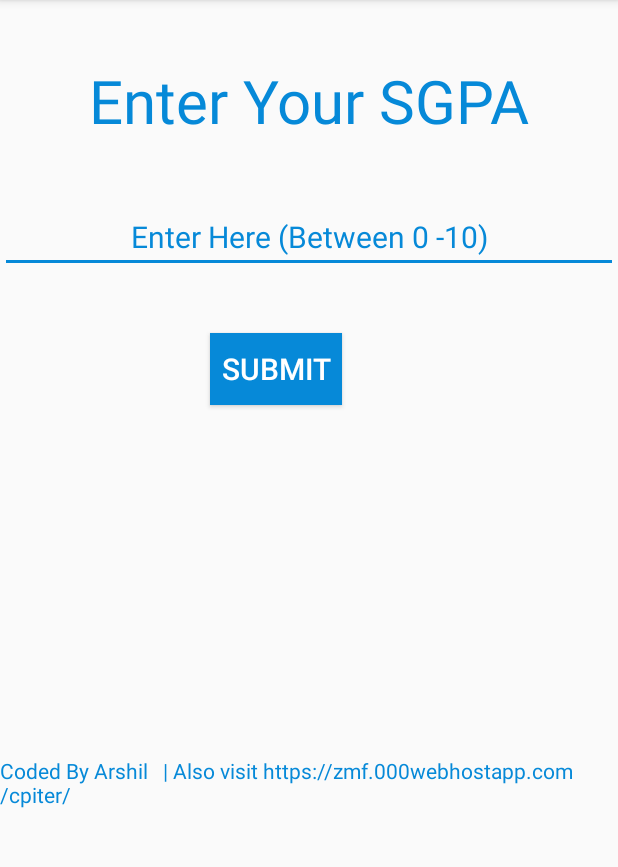
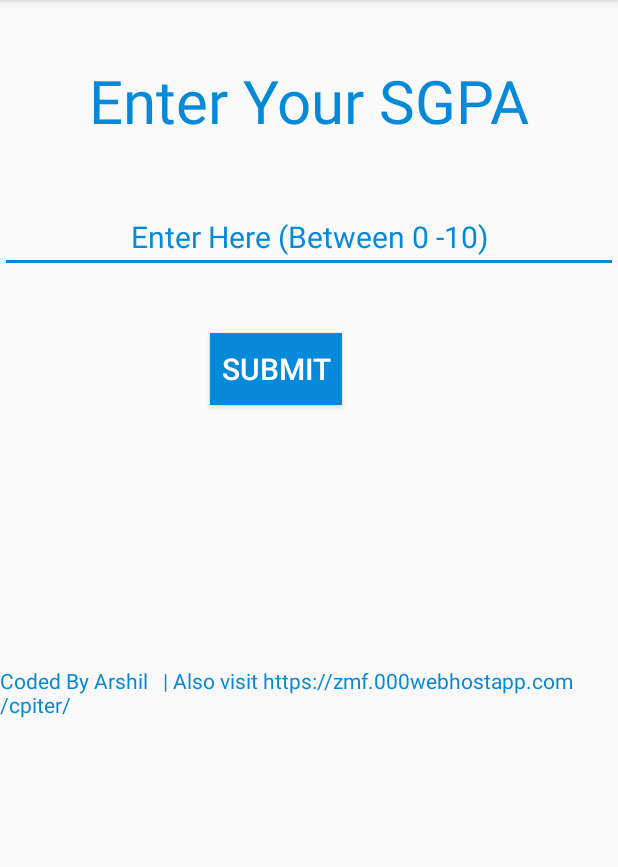
Before and after one commit to Arshilgenius/PercentageCalculator, an Android app: the per1 screen opened directly, with no data from a screen before it, on a phone screen of 412 x 824 dp, the part 84-951 px from its top. Run offline under Robolectric (Android 15) with nearby library versions, the phone set to English and light mode, and no system bars; our stand-ins replace AdMob.

Commit message:
minor changes

```diff
--- a/app/src/main/res/layout/per1.xml
+++ b/app/src/main/res/layout/per1.xml
@@ -62,8 +62,9 @@ android:id="@+id/textView"/>
     <TextView
         android:layout_width="match_parent"
         android:layout_height="wrap_content"
+        android:layout_marginTop="80dp"
+
         android:text="Coded By Arshil   | Also visit https://zmf.000webhostapp.com/cpiter/"
-        android:layout_marginTop="140dp"
         android:textColor="#0689D8"
         />
 
--- a/app/src/main/res/layout/per2.xml
+++ b/app/src/main/res/layout/per2.xml
@@ -60,7 +60,7 @@
         android:layout_width="match_parent"
         android:layout_height="wrap_content"
         android:text="Coded By Arshil   | Also visit https://zmf.000webhostapp.com/cpiter/"
-        android:layout_marginTop="140dp"
+        android:layout_marginTop="80dp"
         android:textColor="#0689D8"
         />
 
--- a/app/src/main/res/layout/per3.xml
+++ b/app/src/main/res/layout/per3.xml
@@ -58,7 +58,7 @@
         android:layout_width="match_parent"
         android:layout_height="wrap_content"
         android:text="Coded By Arshil   | Also visit https://zmf.000webhostapp.com/cpiter/"
-        android:layout_marginTop="140dp"
+        android:layout_marginTop="80dp"
         android:textColor="#0689D8"
         />
 </LinearLayout>
```
